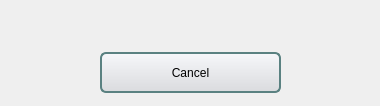
Qt form T3kCfgFE/QDataProgressDialog.ui (habilience/habilience-t3ksensor-tools) before a commit.
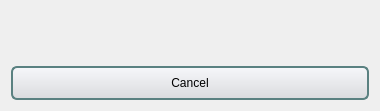
The same form after that commit. Custom widgets are drawn as their Qt base class.

```diff
--- a/T3kCfgFE/QDataProgressDialog.ui
+++ b/T3kCfgFE/QDataProgressDialog.ui
@@ -7,7 +7,7 @@
     <x>0</x>
     <y>0</y>
     <width>380</width>
-    <height>106</height>
+    <height>111</height>
    </rect>
   </property>
   <property name="windowTitle">
@@ -37,29 +37,27 @@
 	border-color: rgb(90, 129, 129);
 }</string>
   </property>
+  <layout class="QVBoxLayout" name="layoutBody">
+   <property name="spacing">
+    <number>16</number>
+   </property>
+   <item>
+    <widget class="QCmdAsyncManagerCtrl" name="cmdAsyncMngr" native="true"/>
+   </item>
+   <item>
   <widget class="QPushButton" name="btnCancel">
-   <property name="geometry">
-    <rect>
-     <x>100</x>
-     <y>52</y>
-     <width>181</width>
-     <height>41</height>
-    </rect>
+     <property name="minimumSize">
+      <size>
+       <width>84</width>
+       <height>34</height>
+      </size>
    </property>
    <property name="text">
     <string>Cancel</string>
    </property>
   </widget>
-  <widget class="QCmdAsyncManagerCtrl" name="cmdAsyncMngr" native="true">
-   <property name="geometry">
-    <rect>
-     <x>10</x>
-     <y>10</y>
-     <width>361</width>
-     <height>31</height>
-    </rect>
-   </property>
-  </widget>
+   </item>
+  </layout>
  </widget>
  <customwidgets>
   <customwidget>
```
Lines whose indentation alone changed are shown as unchanged.
